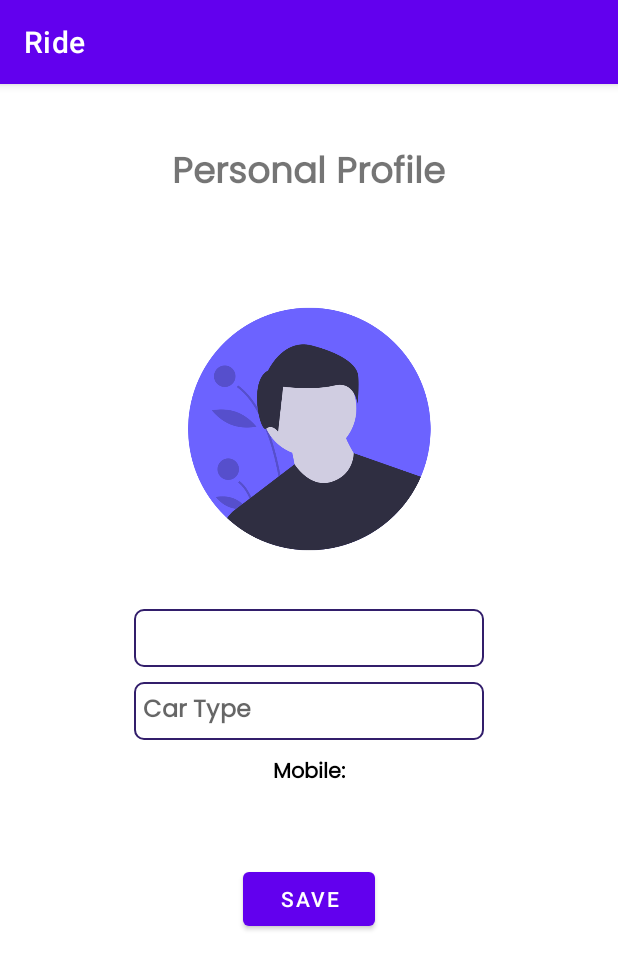
After one commit to Rupok1/Ride-Service-Management-App, an Android app: the DriverProfileActivity screen opened directly, with no data from a screen before it, on a phone screen of 412 x 824 dp. The commit adds this screen. Shown: the top 969 px of the screen. Run offline under Robolectric (Android 15) with nearby library versions, the light colour scheme and no system bars; our stand-ins replace CircleImageView, Firebase (no records; nobody signed in at launch, a user with empty details on screens opened directly); libraries missing offline, so code that uses them is left out: com.firebase.geofire, com.karumi.dexter.

Commit message:
drivers personal info

```diff
--- /dev/null
+++ b/app/src/main/java/com/example/ride/DriverProfileActivity.java
@@ -0,0 +1,258 @@
+package com.example.ride;
+
+import androidx.annotation.NonNull;
+import androidx.annotation.Nullable;
+import androidx.appcompat.app.AppCompatActivity;
+
+import android.app.Activity;
+import android.app.Dialog;
+import android.content.Intent;
+import android.net.Uri;
+import android.os.Build;
+import android.os.Bundle;
+import android.view.View;
+import android.view.ViewGroup;
+import android.widget.Button;
+import android.widget.EditText;
+import android.widget.TextView;
+import android.widget.Toast;
+
+import com.bumptech.glide.Glide;
+import com.example.ride.databinding.ActivityCustomerPersonalInfoBinding;
+import com.example.ride.databinding.ActivityDriverProfileBinding;
+import com.google.android.gms.tasks.OnSuccessListener;
+import com.google.firebase.auth.FirebaseAuth;
+import com.google.firebase.database.DataSnapshot;
+import com.google.firebase.database.DatabaseError;
+import com.google.firebase.database.DatabaseReference;
+import com.google.firebase.database.FirebaseDatabase;
+import com.google.firebase.database.ValueEventListener;
+import com.google.firebase.firestore.DocumentReference;
+import com.google.firebase.firestore.DocumentSnapshot;
+import com.google.firebase.firestore.FirebaseFirestore;
+import com.google.firebase.storage.FirebaseStorage;
+import com.google.firebase.storage.StorageReference;
+import com.google.firebase.storage.UploadTask;
+
+import java.util.HashMap;
+import java.util.Map;
+
+import de.hdodenhof.circleimageview.CircleImageView;
+
+public class DriverProfileActivity extends MainActivity {
+
+    FirebaseAuth firebaseAuth;
+    FirebaseFirestore fstore;
+    ActivityDriverProfileBinding binding;
+    EditText name;
+    EditText cartype;
+    TextView mobile;
+    Button save;
+    DatabaseReference databaseReference;
+    String userId;
+    String cName,ccartype,cMobile,cPhone,profileImgUrl;
+    CircleImageView imageView;
+    private Uri resUri;
+    Dialog dialog;
+
+    @Override
+    protected void onCreate(Bundle savedInstanceState) {
+        super.onCreate(savedInstanceState);
+        binding = ActivityDriverProfileBinding.inflate(getLayoutInflater());
+        setContentView(binding.getRoot());
+        firebaseAuth = FirebaseAuth.getInstance();
+        fstore = FirebaseFirestore.getInstance();
+        name = findViewById(R.id.driverProfileName);
+        cartype = findViewById(R.id.cartype);
+        mobile = findViewById(R.id.driverMobileNo);
+        save = findViewById(R.id.saveBtn2);
+        imageView = findViewById(R.id.driverProfileImage);
+
+        userId = firebaseAuth.getCurrentUser().getUid();
+        databaseReference = FirebaseDatabase.getInstance().getReference().child("Users").child("Drivers").child(userId);
+
+        // cPhone = getIntent().getStringExtra("mobile");
+        getUserInfo2();
+
+        imageView.setOnClickListener(new View.OnClickListener() {
+            @Override
+            public void onClick(View v) {
+                Intent intent = new Intent();
+                intent.setType("image/*");
+                intent.setAction(Intent.ACTION_GET_CONTENT);
+                startActivityForResult(intent, 1);
+            }
+        });
+        save.setOnClickListener(new View.OnClickListener() {
+            @Override
+            public void onClick(View v) {
+                dialog = new Dialog(DriverProfileActivity.this);
+
+                dialog.setContentView(R.layout.loader);
+
+                if(Build.VERSION.SDK_INT >= Build.VERSION_CODES.LOLLIPOP)
+                {
+                    dialog.getWindow().setBackgroundDrawable(getDrawable(R.drawable.loader_dialog));
+                }
+                dialog.getWindow().setLayout(ViewGroup.LayoutParams.WRAP_CONTENT,ViewGroup.LayoutParams.WRAP_CONTENT);
+                dialog.setCancelable(false);
+                dialog.show();
+                saveUserInfo();
+            }
+        });
+
+
+    }
+
+    private void saveUserInfo() {
+        Map userInfo = new HashMap();
+        userInfo.put("name",name.getText().toString());
+        userInfo.put("cartype",cartype.getText().toString());
+        userInfo.put("phone",cPhone);
+        databaseReference.updateChildren(userInfo);
+        if(resUri != null)
+        {
+            StorageReference storageReference = FirebaseStorage.getInstance().getReference().child("profile_images").child(userId);
+
+            storageReference.putFile(resUri).addOnSuccessListener(new OnSuccessListener<UploadTask.TaskSnapshot>() {
+                @Override
+                public void onSuccess(UploadTask.TaskSnapshot taskSnapshot) {
+                    storageReference.getDownloadUrl().addOnSuccessListener(new OnSuccessListener<Uri>() {
+                        @Override
+                        public void onSuccess(Uri uri) {
+                            Map newImg = new HashMap();
+                            newImg.put("profileImageUrl",uri.toString());
+                            databaseReference.updateChildren(newImg);
+                            Toast.makeText(DriverProfileActivity.this,"Data saved",Toast.LENGTH_SHORT).show();
+                            dialog.dismiss();
+                            finish();
+
+                        }
+                    });
+
+                }
+            });
+
+
+//            Bitmap bitmap = null;
+//            try {
+//                bitmap = MediaStore.Images.Media.getBitmap(getApplication().getContentResolver(), resUri);
+//            } catch (IOException e) {
+//                e.printStackTrace();
+//            }
+//            ByteArrayOutputStream bas = new ByteArrayOutputStream();
+//            bitmap.compress(Bitmap.CompressFormat.JPEG,20,bas);
+//            byte[] data = bas.toByteArray();
+//            UploadTask uploadTask = storageReference.putBytes(data);
+//
+//            uploadTask.addOnFailureListener(new OnFailureListener() {
+//                @Override
+//                public void onFailure(@NonNull Exception e) {
+//                    finish();
+//                    return;
+//                }
+//            });
+//
+//            uploadTask.addOnSuccessListener(new OnSuccessListener<UploadTask.TaskSnapshot>() {
+//                @Override
+//                public void onSuccess(UploadTask.TaskSnapshot taskSnapshot) {
+//                    Uri downloadUrl = taskSnapshot.getUploadSessionUri();
+//                    Map newImg = new HashMap();
+//                    newImg.put("profileImageUrl",downloadUrl.toString());
+//                    databaseReference.updateChildren(newImg);
+//                    finish();
+//                    return;
+//
+//                }
+//            });
+
+        }
+        else
+        {
+            finish();
+        }
+
+
+    }
+
+    private void getUserInfo2()
+    {
+        databaseReference.addValueEventListener(new ValueEventListener() {
+            @Override
+            public void onDataChange(@NonNull DataSnapshot snapshot) {
+                if(snapshot.exists() && snapshot.getChildrenCount()>0)
+                {
+                    Map<String, Object>map = (Map<String, Object>) snapshot.getValue();
+
+                    if(map.get("name")!=null)
+                    {
+                        cName = map.get("name").toString();
+                        name.setText(cName);
+                    }
+                    if(map.get("cartype")!=null)
+                    {
+                        ccartype = map.get("cartype").toString();
+                        cartype.setText(ccartype);
+                    }
+                    if(map.get("phone")!=null)
+                    {
+                        cMobile = map.get("phone").toString();
+                        cPhone = cMobile;
+                        mobile.setText("Mobile: "+cMobile);
+                    }
+                    if(map.get("profileImageUrl")!=null)
+                    {
+                        profileImgUrl = map.get("profileImageUrl").toString();
+                        Glide.with(DriverProfileActivity.this)
+                                .load(profileImgUrl)
+                                .into(imageView);
+
+                    }
+
+                }
+                else
+                {
+                    getUserInfo();
+                }
+
+
+            }
+
+            @Override
+            public void onCancelled(@NonNull DatabaseError error) {
+
+            }
+        });
+
+    }
+
+    private void getUserInfo()
+    {
+        DocumentReference documentReference = fstore.collection("users").document(firebaseAuth.getCurrentUser().getEmail());
+        documentReference.get().addOnSuccessListener(new OnSuccessListener<DocumentSnapshot>() {
+            @Override
+            public void onSuccess(DocumentSnapshot documentSnapshot) {
+                if (documentSnapshot.exists()) {
+                    Toast.makeText(DriverProfileActivity.this,documentSnapshot.getString("name"),Toast.LENGTH_SHORT).show();
+                    name.setText(documentSnapshot.getString("name"));
+                    cartype.setText("Not Updated Yet");
+                    mobile.setText("Mobile: "+documentSnapshot.getString("phone"));
+                    cPhone = documentSnapshot.getString("phone");
+                }
+            }
+        });
+    }
+
+    @Override
+    protected void onActivityResult(int requestCode, int resultCode, @Nullable Intent data) {
+        super.onActivityResult(requestCode, resultCode, data);
+
+        if(requestCode == 1 && resultCode == Activity.RESULT_OK)
+        {
+            final Uri imageUri = data.getData();
+            resUri = imageUri;
+            imageView.setImageURI(imageUri);
+        }
+
+    }
+}
--- /dev/null
+++ b/app/src/main/res/layout/activity_driver_profile.xml
@@ -0,0 +1,91 @@
+<?xml version="1.0" encoding="utf-8"?>
+<LinearLayout xmlns:android="http://schemas.android.com/apk/res/android"
+    xmlns:app="http://schemas.android.com/apk/res-auto"
+    xmlns:tools="http://schemas.android.com/tools"
+    android:layout_width="match_parent"
+    android:layout_height="match_parent"
+    tools:context=".DriverProfileActivity"
+    android:orientation="vertical"
+    >
+    <TextView
+        android:id="@+id/textView7"
+        android:layout_width="wrap_content"
+        android:layout_height="wrap_content"
+        android:fontFamily="@font/poppins"
+        android:text="Personal Profile"
+        android:textAlignment="center"
+        android:layout_gravity="center"
+        android:layout_marginTop="40dp"
+        android:layout_marginBottom="30dp"
+        android:textSize="24sp"
+        android:textStyle="bold"
+        />
+    <LinearLayout
+        android:layout_width="match_parent"
+        android:layout_height="wrap_content"
+        android:orientation="vertical"
+        android:gravity="center"
+        >
+        <de.hdodenhof.circleimageview.CircleImageView
+            android:id="@+id/driverProfileImage"
+            android:layout_width="200dp"
+            android:layout_height="200dp"
+            android:layout_marginTop="20dp"
+            android:layout_marginBottom="20dp"
+            android:scaleType="centerCrop"
+            android:src="@drawable/undraw_male_avatar_323b"
+            />
+
+        <EditText
+            android:id="@+id/driverProfileName"
+            android:layout_width="wrap_content"
+            android:layout_height="wrap_content"
+            android:background="@drawable/editbg"
+            android:ems="10"
+            android:fontFamily="@font/poppins"
+            android:textStyle="bold"
+            android:textColor="@color/black"
+            android:layout_marginBottom="10dp"
+            android:inputType="textPersonName"
+            android:padding="6dp"
+            android:textSize="16sp"
+            />
+        <EditText
+            android:id="@+id/cartype"
+            android:layout_width="wrap_content"
+            android:layout_height="wrap_content"
+            android:background="@drawable/editbg"
+            android:ems="10"
+            android:fontFamily="@font/poppins"
+            android:textStyle="bold"
+            android:textColor="@color/black"
+            android:layout_marginBottom="10dp"
+            android:inputType="textPersonName"
+            android:padding="6dp"
+            android:textSize="16sp"
+            android:hint="Car Type"
+            />
+
+        <TextView
+            android:id="@+id/driverMobileNo"
+            android:layout_width="wrap_content"
+            android:layout_height="wrap_content"
+            android:layout_marginBottom="48dp"
+            android:fontFamily="@font/poppins"
+            android:text="Mobile:"
+            android:textColor="@color/black"
+            android:textStyle="bold"
+            />
+
+        <Button
+            android:id="@+id/saveBtn2"
+            android:layout_width="wrap_content"
+            android:layout_height="wrap_content"
+            android:text="Save"
+            android:layout_marginBottom="40dp"
+            />
+
+    </LinearLayout>
+
+
+</LinearLayout>
```
Also changed, not shown: app/src/main/AndroidManifest.xml (+9 -6 lines), app/src/main/java/com/example/ride/DriverPersonalInfoActivity.java (deleted, +0 -20 lines), app/src/main/java/com/example/ride/MainActivity.java (+37 -1 lines), app/src/main/res/layout/activity_driver_personal_info.xml (deleted, +0 -19 lines).
